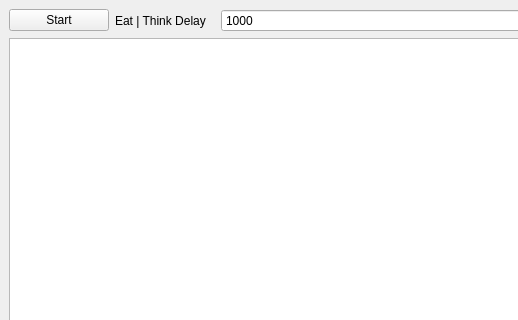
alexzhornyak/SCXML-tutorial, file Examples/Qt/DiningPhilosophers/Src/mainwindow.ui: the form before one commit; both pictures show x 0 to 518 and y 0 to 320 of the 700 by 700 pixel window.
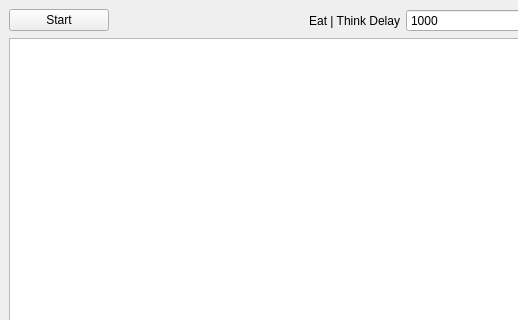
The form after the commit. Icons and pictures are not drawn.

What changed in the file:
```diff
--- a/Examples/Qt/DiningPhilosophers/Src/mainwindow.ui
+++ b/Examples/Qt/DiningPhilosophers/Src/mainwindow.ui
@@ -36,15 +36,15 @@
       </item>
       <item>
        <widget class="QLabel" name="label">
-        <property name="maximumSize">
-         <size>
-          <width>100</width>
-          <height>16777215</height>
-         </size>
+        <property name="layoutDirection">
+         <enum>Qt::LeftToRight</enum>
         </property>
         <property name="text">
          <string>Eat | Think Delay</string>
         </property>
+        <property name="alignment">
+         <set>Qt::AlignRight|Qt::AlignTrailing|Qt::AlignVCenter</set>
+        </property>
        </widget>
       </item>
       <item>
```
Left out of the diff: 2 changed lines with no effect on the pictures.
